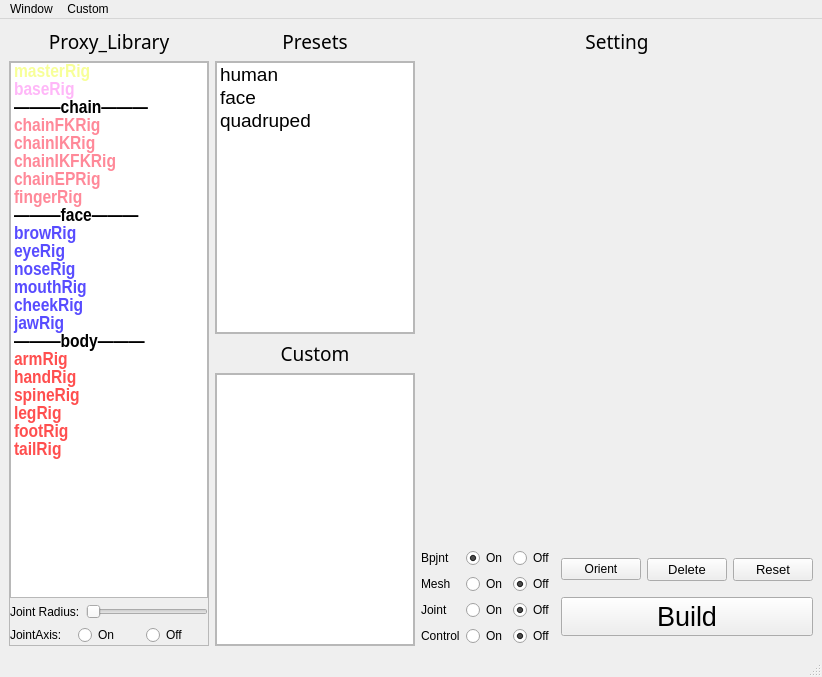
The window that bind/ui/widget/bind_ui.ui (MuZiMuZi/muziToolset) describes before a commit, drawn with Qt 5.
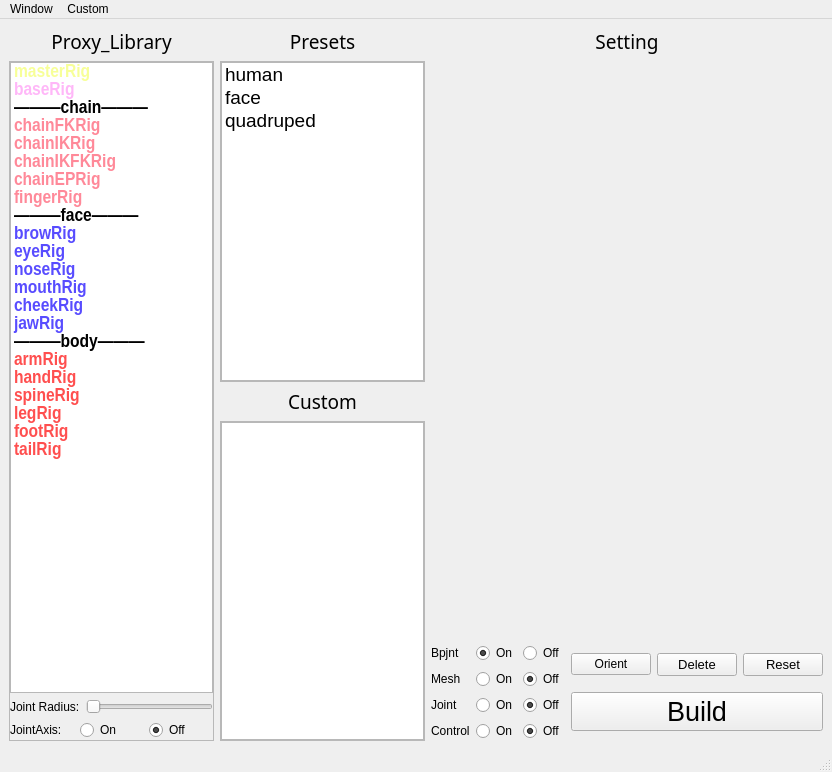
The same window after the commit.

```diff
--- a/bind/ui/widget/bind_ui.ui
+++ b/bind/ui/widget/bind_ui.ui
@@ -6,8 +6,8 @@
    <rect>
     <x>0</x>
     <y>0</y>
-    <width>822</width>
-    <height>677</height>
+    <width>832</width>
+    <height>772</height>
    </rect>
   </property>
   <property name="windowTitle">
@@ -69,10 +69,16 @@
             <rect>
              <x>0</x>
              <y>0</y>
-             <width>197</width>
-             <height>578</height>
+             <width>202</width>
+             <height>673</height>
             </rect>
            </property>
+           <property name="sizePolicy">
+            <sizepolicy hsizetype="Preferred" vsizetype="Preferred">
+             <horstretch>0</horstretch>
+             <verstretch>0</verstretch>
+            </sizepolicy>
+           </property>
            <layout class="QGridLayout" name="gridLayout_2">
             <property name="leftMargin">
              <number>0</number>
@@ -541,6 +547,9 @@
                   <property name="text">
                    <string>Off</string>
                   </property>
+                  <property name="checked">
+                   <bool>true</bool>
+                  </property>
                  </widget>
                 </item>
                </layout>
@@ -583,8 +592,8 @@
               <rect>
                <x>0</x>
                <y>0</y>
-               <width>196</width>
-               <height>268</height>
+               <width>201</width>
+               <height>316</height>
               </rect>
              </property>
              <layout class="QGridLayout" name="gridLayout_5">
@@ -667,8 +676,8 @@
               <rect>
                <x>0</x>
                <y>0</y>
-               <width>196</width>
-               <height>268</height>
+               <width>201</width>
+               <height>315</height>
               </rect>
              </property>
              <property name="sizePolicy">
@@ -760,6 +769,19 @@
             </widget>
            </widget>
           </item>
+          <item>
+           <spacer name="verticalSpacer">
+            <property name="orientation">
+             <enum>Qt::Vertical</enum>
+            </property>
+            <property name="sizeHint" stdset="0">
+             <size>
+              <width>20</width>
+              <height>40</height>
+             </size>
+            </property>
+           </spacer>
+          </item>
          </layout>
         </item>
         <item>
@@ -1030,6 +1052,9 @@
                   <pointsize>20</pointsize>
                  </font>
                 </property>
+                <property name="styleSheet">
+                 <string notr="true"/>
+                </property>
                 <property name="text">
                  <string>Build</string>
                 </property>
@@ -1052,7 +1077,7 @@
     <rect>
      <x>0</x>
      <y>0</y>
-     <width>822</width>
+     <width>832</width>
      <height>23</height>
     </rect>
    </property>
```
Left out of the diff: 4 changed lines with no effect on the pictures.
